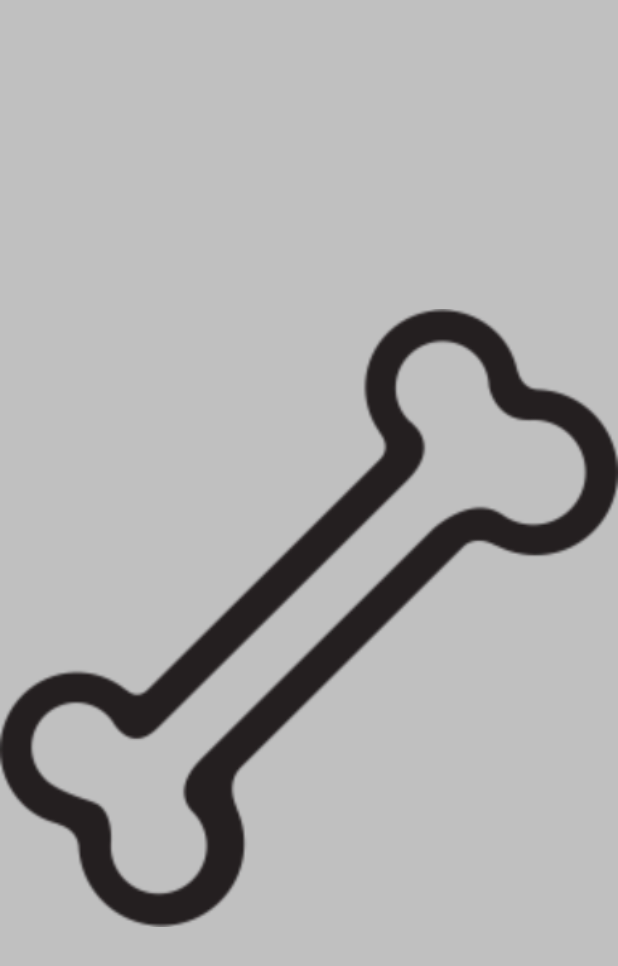
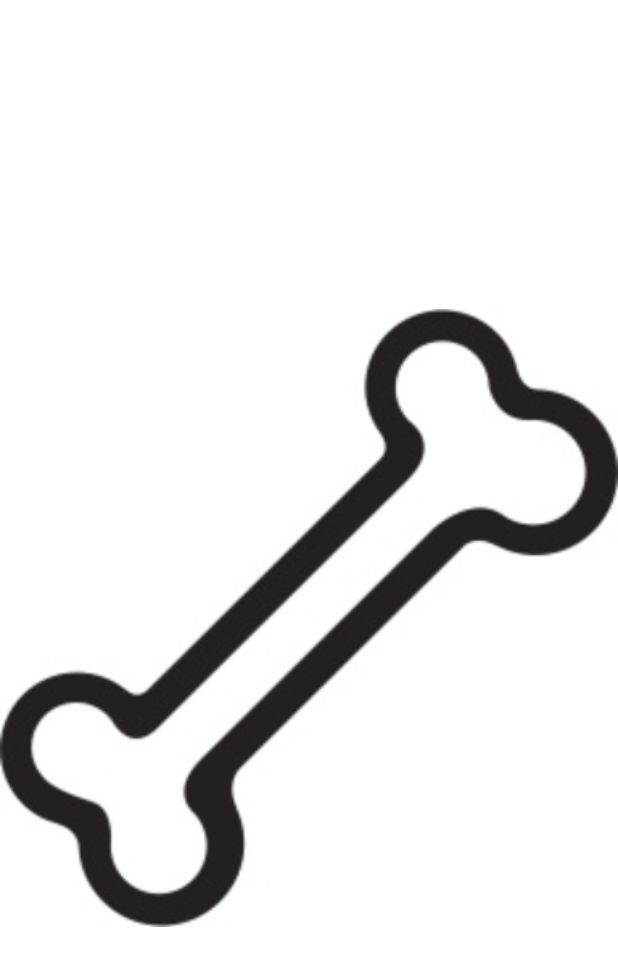
Before and after one commit to WinstonR96/Proyecto, an Android app: the MainActivity screen opened directly, with no data from a screen before it, on a phone screen of 412 x 824 dp. Shown: the top 966 px of the screen. Run offline under Robolectric (Android 15) with nearby library versions, the phone set to English and light mode, and no system bars.

```diff
--- a/app/src/main/res/layout/activity_main.xml
+++ b/app/src/main/res/layout/activity_main.xml
@@ -4,7 +4,7 @@
     xmlns:tools="http://schemas.android.com/tools"
     android:layout_width="match_parent"
     android:layout_height="match_parent"
-    android:background="@color/cardview_shadow_start_color"
+    android:background="@android:color/white"
     tools:context=".MainActivity">
 
 <ImageView
```
Also changed, not shown: app/src/main/res/drawable/splash.jpg (added), app/src/main/res/drawable/splash.png (deleted), 1 other file.
